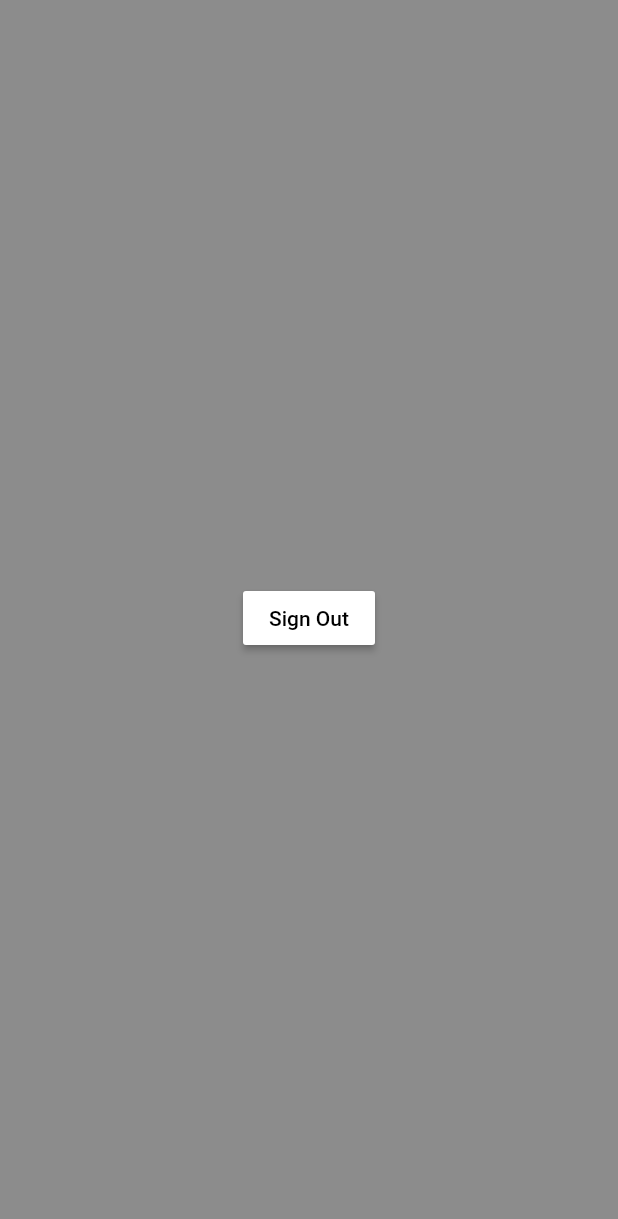
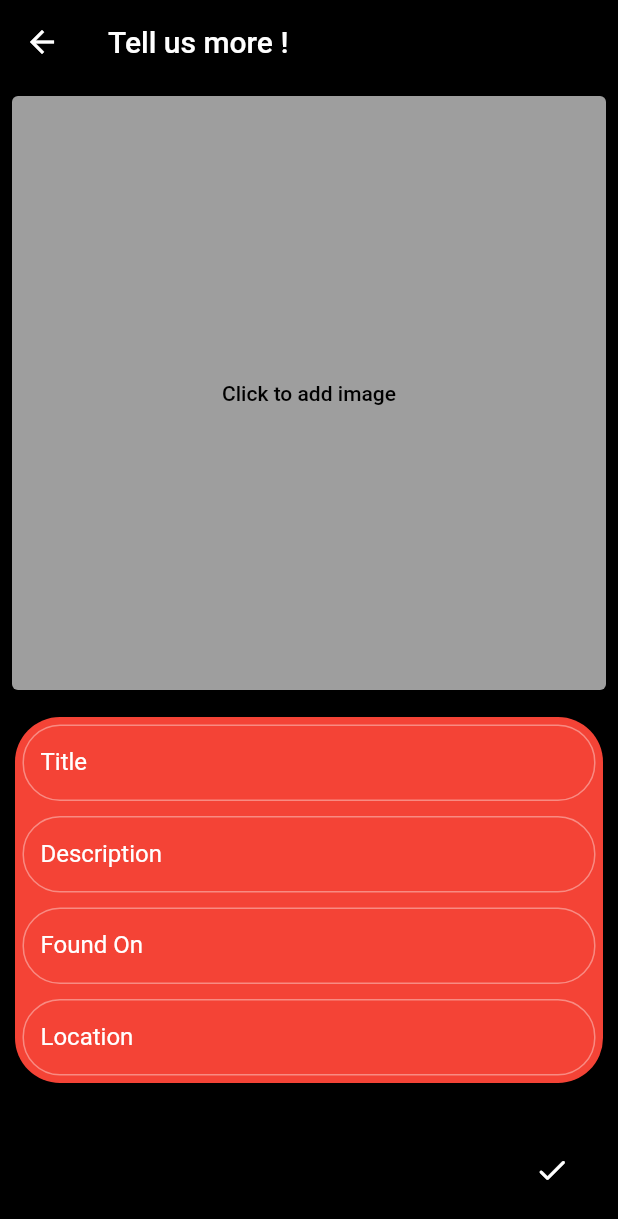
Before and after one commit to Tusharcoder18/lost_found_app, a Flutter app: the Categories screen opened directly, after a tap on "Smartphone", on a phone screen of 412 x 824 dp. Shown: the top 1219 px of the screen. Run offline on Flutter 3.47's test engine with Material 2 defaults, Android fonts, the phone set to English and light mode, and no system bars; drawn by our look-alikes of flutter_form_builder; our stand-ins replace carousel_slider, cloud_firestore, firebase_auth, firebase_core, firebase_storage, font_awesome_flutter and 2 more; missing offline and left inert: dart:js, flutter_facebook_login; accounts and stored records are empty; Roboto replaces fonts that are missing (OpenSans).

Commit message:
Small Changes related to UploadInfo

```diff
--- a/lib/screens/categories.dart
+++ b/lib/screens/categories.dart
@@ -1,5 +1,6 @@
 import 'package:flutter/material.dart';
 import 'package:lost_found_app/screens/sign_out.dart';
+import 'package:lost_found_app/screens/upload_form.dart';
 import 'package:lost_found_app/services/upload_service.dart';
 import 'package:provider/provider.dart';
 
@@ -16,13 +17,15 @@ class Categories extends StatelessWidget {
     Icons.account_balance_wallet,
     Icons.account_box,
     Icons.add_a_photo,
+    Icons.label_outline_sharp,
   ];
   final List<String> _category = [
     "Smartphone",
     "Watch",
     "Wallet",
     "ID Card",
-    "Camera"
+    "Camera",
+    "Others",
   ];
 
   @override
@@ -61,11 +64,11 @@ class Categories extends StatelessWidget {
                   ),
                 ),
                 onTap: () {
-                  // Store the selected category in the Service class
+                  // Store the selected category in the Upload Service class
                   context.read<UploadService>().setCategory(_category[index]);
                   print(_category[index]);
                   Navigator.push(context,
-                      MaterialPageRoute(builder: (context) => SignOut()));
+                      MaterialPageRoute(builder: (context) => UploadForm()));
                 },
               );
             },
--- /dev/null
+++ b/lib/screens/upload_form.dart
@@ -0,0 +1,259 @@
+import 'dart:io';
+import 'dart:math';
+import 'package:carousel_slider/carousel_slider.dart';
+import 'package:flutter/material.dart';
+import 'package:flutter_form_builder/flutter_form_builder.dart';
+import 'package:image_picker/image_picker.dart';
+import 'package:lost_found_app/services/upload_service.dart';
+import 'package:provider/provider.dart';
+
+class UploadForm extends StatefulWidget {
+  @override
+  _UploadFormState createState() => _UploadFormState();
+}
+
+class _UploadFormState extends State<UploadForm> {
+  List<PickedFile> images = [];
+  int imageCount = 0, index = 0;
+  final _formKey = GlobalKey<FormBuilderState>();
+  final ImagePicker _picker = ImagePicker();
+  var rng = new Random();
+
+  @override
+  Widget build(BuildContext context) {
+    return Scaffold(
+      backgroundColor: Colors.black,
+      floatingActionButton: FloatingActionButton(
+        elevation: 50,
+        onPressed: () async {
+          _formKey.currentState.save();
+          if (_formKey.currentState.validate()) {
+            // If the form validates successfully then upload the images and the
+            // info of the post
+            await context.read<UploadService>().uploadImages();
+            await context.read<UploadService>().uploadInfo();
+          } else {
+            // If the form doesn't validate then show a snackbar with the
+            // required message
+            SnackBar snackBar =
+                SnackBar(content: Text("Please fill the required details!"));
+            ScaffoldMessenger.of(context).showSnackBar(snackBar);
+          }
+        },
+        child: Icon(
+          Icons.done_rounded,
+          color: Colors.white,
+        ),
+        backgroundColor: Colors.black,
+      ),
+      body: CustomScrollView(
+        slivers: [
+          SliverAppBar(
+            title: Text("Tell us more !"),
+            expandedHeight: 50,
+            floating: true,
+          ),
+          SliverGrid(
+            delegate: SliverChildBuilderDelegate(
+              (context, index) => Container(
+                child: (imageCount == 0)
+                    ? Padding(
+                        padding: const EdgeInsets.all(8.0),
+                        child: ElevatedButton(
+                          onPressed: () async {
+                            try {
+                              final pickedFile = await _picker.getImage(
+                                source: ImageSource.gallery,
+                                imageQuality: 100,
+                              );
+                              setState(() {
+                                context
+                                    .read<UploadService>()
+                                    .setImages(File(pickedFile.path));
+                                images.add(pickedFile);
+                                print("ImageCount: $imageCount");
+                                imageCount++;
+                                print("ImageCount: $imageCount");
+                              });
+                            } catch (e) {
+                              setState(() {
+                                print(e);
+                              });
+                            }
+                          },
+                          child: Text('Click to add image'),
+                        ),
+                      )
+                    : ListView(
+                        scrollDirection: Axis.horizontal,
+                        children: [
+                          CarouselSlider(
+                            options: CarouselOptions(
+                                scrollDirection: Axis.horizontal,
+                                enableInfiniteScroll: false),
+                            items: images
+                                .map(
+                                  (item) => Image.file(
+                                    File(item.path),
+                                    fit: BoxFit.cover,
+                                  ),
+                                )
+                                .toList(),
+                          ),
+                          Padding(
+                            padding: const EdgeInsets.all(15.0),
+                            child: ElevatedButton(
+                              onPressed: () async {
+                                try {
+                                  final pickedFile = await _picker.getImage(
+                                    source: ImageSource.gallery,
+                                    imageQuality: 100,
+                                  );
+                                  setState(() {
+                                    context
+                                        .read<UploadService>()
+                                        .setImages(File(pickedFile.path));
+                                    print("ImageCount: $imageCount");
+                                    imageCount++;
+                                    print("ImageCount: $imageCount");
+                                  });
+                                } catch (e) {
+                                  setState(() {
+                                    print(e);
+                                  });
+                                }
+                              },
+                              child: Text('Click to add image'),
+                            ),
+                          )
+                        ],
+                      ),
+              ),
+              childCount: 1,
+            ),
+            gridDelegate: SliverGridDelegateWithFixedCrossAxisCount(
+              crossAxisCount: 1,
+              childAspectRatio: 1,
+            ),
+          ),
+          SliverList(
+            delegate: SliverChildListDelegate(
+              [
+                Container(
+                  margin: EdgeInsets.all(10),
+                  padding: EdgeInsets.all(5),
+                  // color: Colors.red,
+                  decoration: BoxDecoration(
+                      borderRadius: BorderRadius.circular(30),
+                      color: Colors.red),
+                  child: FormBuilder(
+                    key: _formKey,
+                    autovalidateMode: AutovalidateMode.always,
+                    child: Wrap(
+                      spacing: 10,
+                      runSpacing: 10,
+                      children: [
+                        FormBuilderTextField(
+                          name: 'ItemTitle',
+                          decoration: InputDecoration(
+                            hintStyle: TextStyle(color: Colors.white),
+                            border: new OutlineInputBorder(
+                              borderRadius:
+                                  BorderRadius.all(Radius.circular(25)),
+                              borderSide: new BorderSide(color: Colors.white),
+                            ),
+                            focusedBorder: OutlineInputBorder(
+                                borderRadius:
+                                    BorderRadius.all(Radius.circular(25)),
+                                borderSide: BorderSide(color: Colors.white)),
+                            // hintText: 'Enter Title',
+                            labelText: 'Title',
+                            isDense: true,
+                          ),
+                          onChanged: (value) {
+                            context.read<UploadService>().setName(value);
+                          },
+                          validator: FormBuilderValidators.required(context),
+                          keyboardType: TextInputType.name,
+                        ),
+                        FormBuilderTextField(
+                          name: 'ItemTitle',
+                          decoration: InputDecoration(
+                            hintStyle: TextStyle(color: Colors.white),
+                            border: new OutlineInputBorder(
+                              borderRadius:
+                                  BorderRadius.all(Radius.circular(25)),
+                              borderSide: new BorderSide(color: Colors.white),
+                            ),
+                            focusedBorder: OutlineInputBorder(
+                                borderRadius:
+                                    BorderRadius.all(Radius.circular(25)),
+                                borderSide: BorderSide(color: Colors.white)),
+                            // hintText: 'Enter Title',
+                            labelText: 'Description',
+                            isDense: true,
+                          ),
+                          onChanged: (value) {
+                            context.read<UploadService>().setDescription(value);
+                          },
+                          validator: FormBuilderValidators.required(context),
+                          keyboardType: TextInputType.multiline,
+                        ),
+                        FormBuilderTextField(
+                          name: 'ItemTitle',
+                          decoration: InputDecoration(
+                            hintStyle: TextStyle(color: Colors.white),
+                            border: new OutlineInputBorder(
+                              borderRadius:
+                                  BorderRadius.all(Radius.circular(25)),
+                              borderSide: new BorderSide(color: Colors.white),
+                            ),
+                            focusedBorder: OutlineInputBorder(
+                                borderRadius:
+                                    BorderRadius.all(Radius.circular(25)),
+                                borderSide: BorderSide(color: Colors.white)),
+                            // hintText: 'Enter Title',
+                            labelText: 'Found On',
+                            isDense: true,
+                          ),
+                          onChanged: (value) {
+                            context.read<UploadService>().setPhone(value);
+                          },
+                          validator: FormBuilderValidators.required(context),
+                          keyboardType: TextInputType.datetime,
+                        ),
+                        FormBuilderTextField(
+                          name: 'ItemTitle',
+                          decoration: InputDecoration(
+                            hintStyle: TextStyle(color: Colors.white),
+                            border: new OutlineInputBorder(
+                              borderRadius:
+                                  BorderRadius.all(Radius.circular(25)),
+                              borderSide: new BorderSide(color: Colors.white),
+                            ),
+                            focusedBorder: OutlineInputBorder(
+                                borderRadius:
+                                    BorderRadius.all(Radius.circular(25)),
+                                borderSide: BorderSide(color: Colors.white)),
+                            // hintText: 'Enter Title',
+                            labelText: 'Location',
+                            isDense: true,
+                          ),
+                          onChanged: (value) {
+                            context.read<UploadService>().setEmail(value);
+                          },
+                          validator: FormBuilderValidators.required(context),
+                          keyboardType: TextInputType.streetAddress,
+                        )
+                      ],
+                    ),
+                  ),
+                ),
+              ],
+            ),
+          ),
+        ],
+      ),
+    );
+  }
+}
--- a/lib/services/upload_service.dart
+++ b/lib/services/upload_service.dart
@@ -15,16 +15,20 @@ class UploadService {
   String _phone;
   String _description;
   String _category;
-  List<String> _imageUrls;
+  List<String> _imageUrls = [];
+  List<File> _images = [];
 
   final Reference _storageReference =
       FirebaseStorage.instance.ref().child("images");
   final FirebaseFirestore _firestoreReference = FirebaseFirestore.instance;
 
-  // Uploads the selected file to the Firebase Storage and stores the imageurl
+  // Uploads multiple images to the Firebase Storage and stores the imageurls
   // for future use
-  Future<void> uploadImage({File image, String name}) async {
+  Future<void> uploadImages() async {
     try {
+      for (int i = 0; i < _images.length; i++) {
+        File image = _images[i];
+        String name = _name + i.toString();
         String _imageUrl;
         UploadTask uploadTask = _storageReference
             .child(name)
@@ -32,6 +36,7 @@ class UploadService {
         TaskSnapshot imageSnapshot = (await uploadTask);
         _imageUrl = (await imageSnapshot.ref.getDownloadURL());
         _imageUrls.add(_imageUrl);
+      }
     } catch (e) {
       print(e);
     }
@@ -58,7 +63,18 @@ class UploadService {
     _description = description;
   }
 
+  void setImages(File image) {
+    _images.add(image);
+  }
+
   // Please add the getters here in case needed
+  String getName() {
+    return _name;
+  }
+
+  List<File> getImages() {
+    return _images;
+  }
 
   /*
   Uploads the important information of the uploader and the lost object
@@ -68,6 +84,7 @@ class UploadService {
   */
   Future<void> uploadInfo() async {
     try {
+      print(_imageUrls);
       _firestoreReference.collection("info").add({
         'name': _name ?? '',
         'email': _email ?? '',
--- a/pubspec.yaml
+++ b/pubspec.yaml
@@ -35,6 +35,9 @@ dependencies:
   flutter_facebook_login: ^3.0.0
   cloud_firestore: ^2.1.0
   firebase_storage: ^8.0.6
+  image_picker: ^0.7.5+3
+  carousel_slider: ^3.0.0
+  flutter_form_builder: ^6.0.1
 
 dev_dependencies:
   flutter_test:
```
Also changed, not shown: lib/screens/landing_screen.dart (+0 -32 lines), lib/screens/post.dart (added, +46 -0 lines), pubspec.lock. Lines whose indentation alone changed are shown as unchanged.
